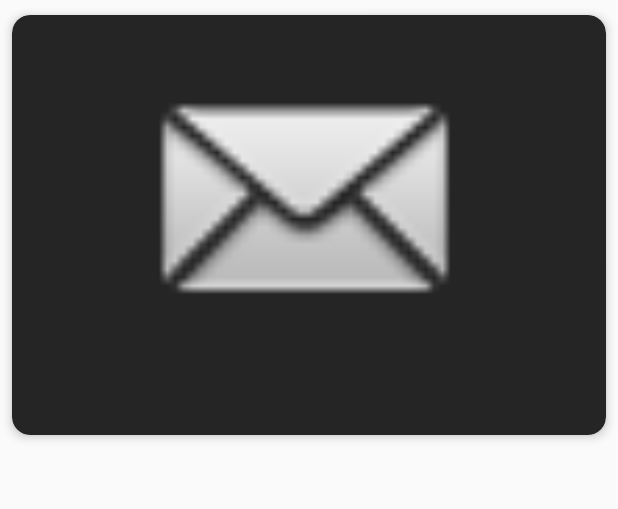
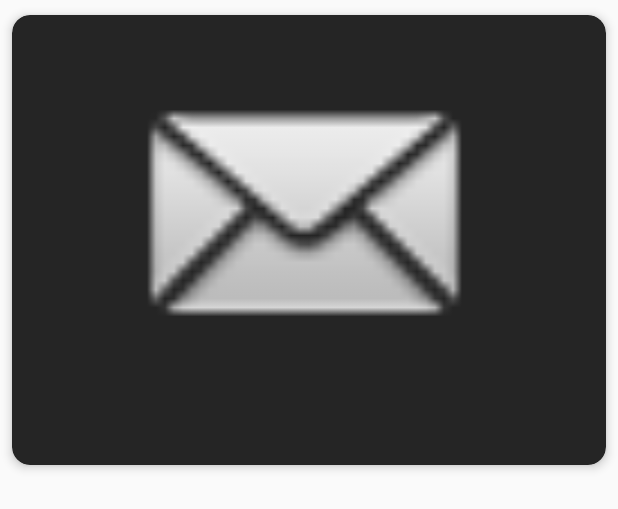
Before and after one commit to tirtasaputra/PopularMovieApp, an Android app: the layout layout_movie.xml on its own in the app's theme, with its tools: preview values and no code run, on a phone screen of 412 x 824 dp. Shown: the top 509 px of the screen. Run offline under Robolectric (Android 15) with nearby library versions, the phone set to English and light mode, and no system bars.

Commit message:
Fix Layout

```diff
--- a/app/src/main/res/layout/layout_movie.xml
+++ b/app/src/main/res/layout/layout_movie.xml
@@ -16,7 +16,7 @@
         <ImageView
             android:id="@+id/movie_image"
             android:layout_width="match_parent"
-            android:layout_height="250dp"
+            android:layout_height="270dp"
             android:src="@android:drawable/sym_action_email"/>
 
         <TextView
```
